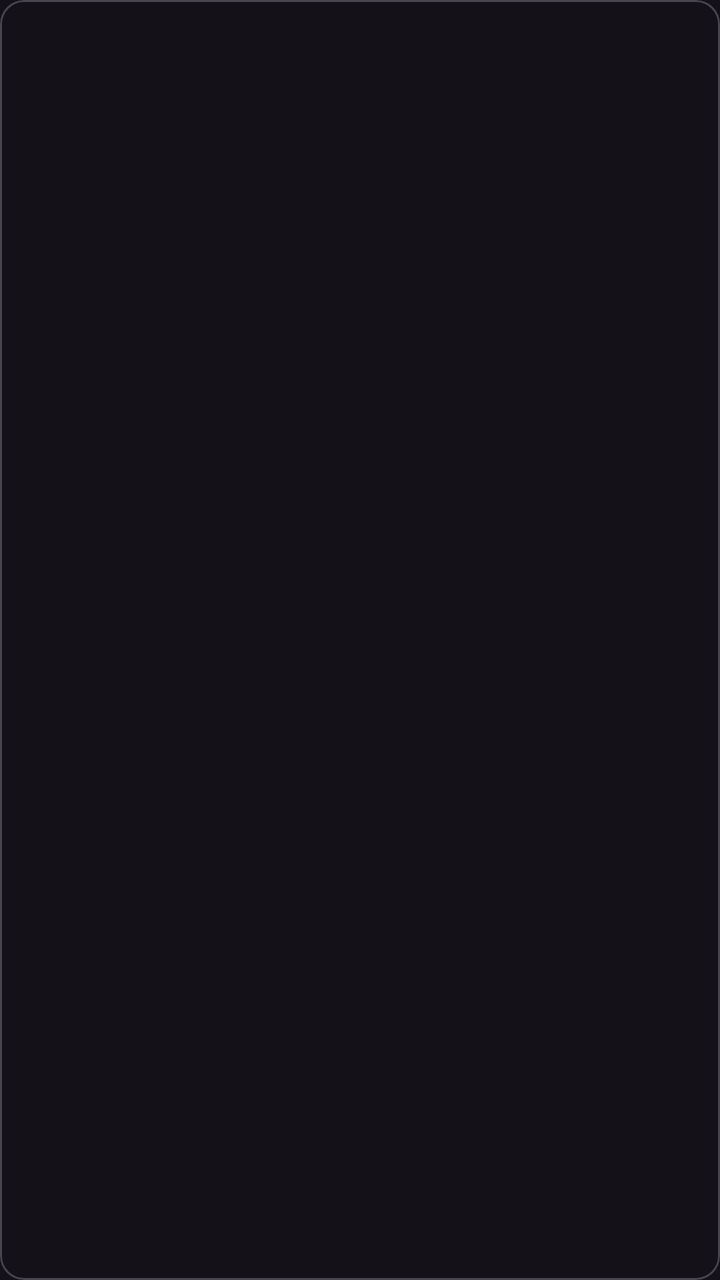
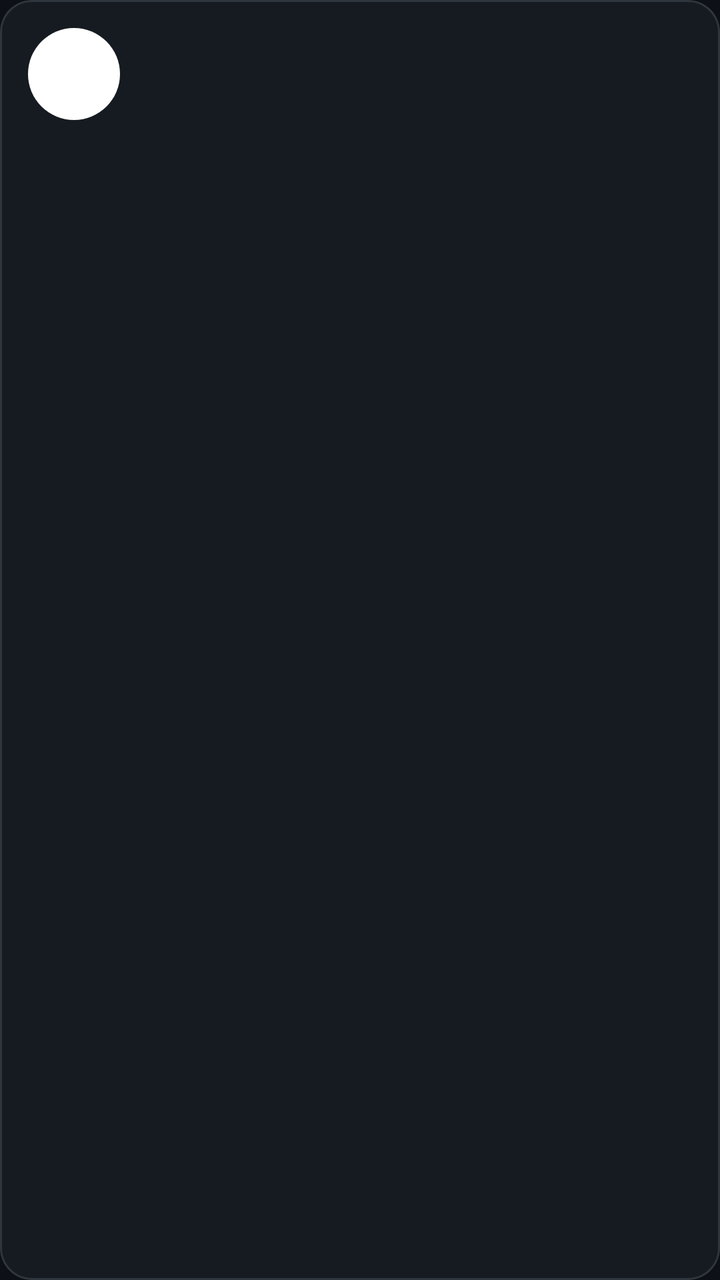

Compare the two renders of this Android layout. The source of the first and the diff that turns it into the second are given below.
<!-- AndroidManifest.xml: application theme Theme.LucaWallet -->
<!-- res/layout/item_account.xml -->
<?xml version="1.0" encoding="utf-8"?>
<com.google.android.material.card.MaterialCardView
    xmlns:android="http://schemas.android.com/apk/res/android"
    xmlns:app="http://schemas.android.com/apk/res-auto"
    android:layout_width="match_parent"
    android:layout_height="wrap_content"
    android:layout_marginBottom="10dp"
    app:cardCornerRadius="12dp">

    <LinearLayout
        android:layout_width="match_parent"
        android:layout_height="wrap_content"
        android:orientation="horizontal">

        
        <View
            android:id="@+id/stripe"
            android:layout_width="4dp"
            android:layout_height="match_parent"/>

        <LinearLayout
            android:layout_width="match_parent"
            android:layout_height="wrap_content"
            android:orientation="horizontal"
            android:padding="16dp"
            android:gravity="center_vertical">

            <TextView
                android:id="@+id/tvIcon"
                android:layout_width="44dp"
                android:layout_height="44dp"
                android:gravity="center"
                android:textSize="22sp"/>

            <TextView
                android:id="@+id/tvName"
                android:layout_width="0dp"
                android:layout_height="wrap_content"
                android:layout_weight="1"
                android:layout_marginStart="14dp"
                android:textSize="16sp"/>

            <TextView
                android:id="@+id/tvBalance"
                android:layout_width="wrap_content"
                android:layout_height="wrap_content"
                android:textSize="16sp"
                android:textStyle="bold"/>

        </LinearLayout>
    </LinearLayout>

</com.google.android.material.card.MaterialCardView>
<!-- resources referenced by this layout -->
<resources>
  <style name="Theme.LucaWallet" parent="Theme.Material3.Dark.NoActionBar">
          <item name="colorPrimary">#58a6ff</item>
      </style>
</resources>

<!-- the commit's change to res/layout/item_account.xml (unified diff, before → after) -->
@@ -5,49 +5,62 @@
     android:layout_width="match_parent"
     android:layout_height="wrap_content"
     android:layout_marginBottom="10dp"
-    app:cardCornerRadius="12dp">
+    app:cardBackgroundColor="@color/surface"
+    app:cardCornerRadius="16dp"
+    app:cardElevation="0dp"
+    app:strokeColor="@color/stroke"
+    app:strokeWidth="1dp"
+    app:rippleColor="@color/accent">
 
     <LinearLayout
         android:layout_width="match_parent"
         android:layout_height="wrap_content"
-        android:orientation="horizontal">
+        android:orientation="horizontal"
+        android:padding="14dp"
+        android:gravity="center_vertical">
 
         
-        <View
-            android:id="@+id/stripe"
-            android:layout_width="4dp"
-            android:layout_height="match_parent"/>
+        <TextView
+            android:id="@+id/tvIcon"
+            android:layout_width="46dp"
+            android:layout_height="46dp"
+            android:gravity="center"
+            android:textSize="22sp"
+            android:background="@drawable/bg_account_icon"/>
 
         <LinearLayout
-            android:layout_width="match_parent"
+            android:layout_width="0dp"
             android:layout_height="wrap_content"
-            android:orientation="horizontal"
-            android:padding="16dp"
-            android:gravity="center_vertical">
-
-            <TextView
-                android:id="@+id/tvIcon"
-                android:layout_width="44dp"
-                android:layout_height="44dp"
-                android:gravity="center"
-                android:textSize="22sp"/>
+            android:layout_weight="1"
+            android:layout_marginStart="14dp"
+            android:orientation="vertical">
 
             <TextView
                 android:id="@+id/tvName"
-                android:layout_width="0dp"
-                android:layout_height="wrap_content"
-                android:layout_weight="1"
-                android:layout_marginStart="14dp"
-                android:textSize="16sp"/>
-
-            <TextView
-                android:id="@+id/tvBalance"
                 android:layout_width="wrap_content"
                 android:layout_height="wrap_content"
+                android:textColor="@color/text"
                 android:textSize="16sp"
                 android:textStyle="bold"/>
 
+            <TextView
+                android:id="@+id/tvCurrency"
+                android:layout_width="wrap_content"
+                android:layout_height="wrap_content"
+                android:layout_marginTop="1dp"
+                android:textColor="@color/text_dim"
+                android:textSize="12sp"/>
+
         </LinearLayout>
+
+        <TextView
+            android:id="@+id/tvBalance"
+            android:layout_width="wrap_content"
+            android:layout_height="wrap_content"
+            android:layout_marginStart="8dp"
+            android:textSize="17sp"
+            android:textStyle="bold"/>
+
     </LinearLayout>
 
 </com.google.android.material.card.MaterialCardView>
<!-- resource entries referenced after the edit -->
@@ -1,7 +1,21 @@
 <!-- resources referenced by this layout -->
 <resources>
+  <color name="accent">#58a6ff</color>
+  <color name="stroke">#30363d</color>
+  <color name="surface">#161b22</color>
+  <color name="text">#c9d1d9</color>
+  <color name="text_dim">#8b949e</color>
+  <!-- drawable bg_account_icon (drawable) -->
+  <?xml version="1.0" encoding="utf-8"?>
+  <shape xmlns:android="http://schemas.android.com/apk/res/android"
+      android:shape="oval">
+      <solid android:color="#ffffff"/>
+  </shape>
   <style name="Theme.LucaWallet" parent="Theme.Material3.Dark.NoActionBar">
-          <item name="colorPrimary">#58a6ff</item>
+          <item name="colorPrimary">@color/accent</item>
+          <item name="android:colorBackground">@color/bg</item>
+          <item name="android:windowBackground">@color/bg</item>
       </style>
+  <color name="bg">#0d1117</color>
 </resources>
 
